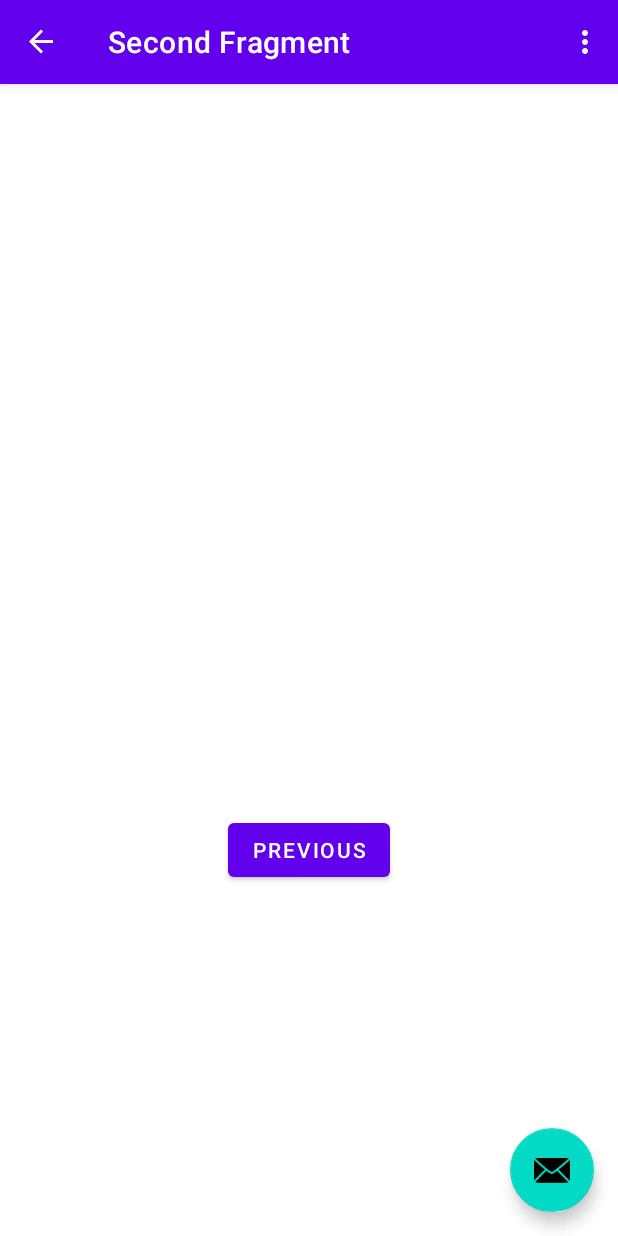
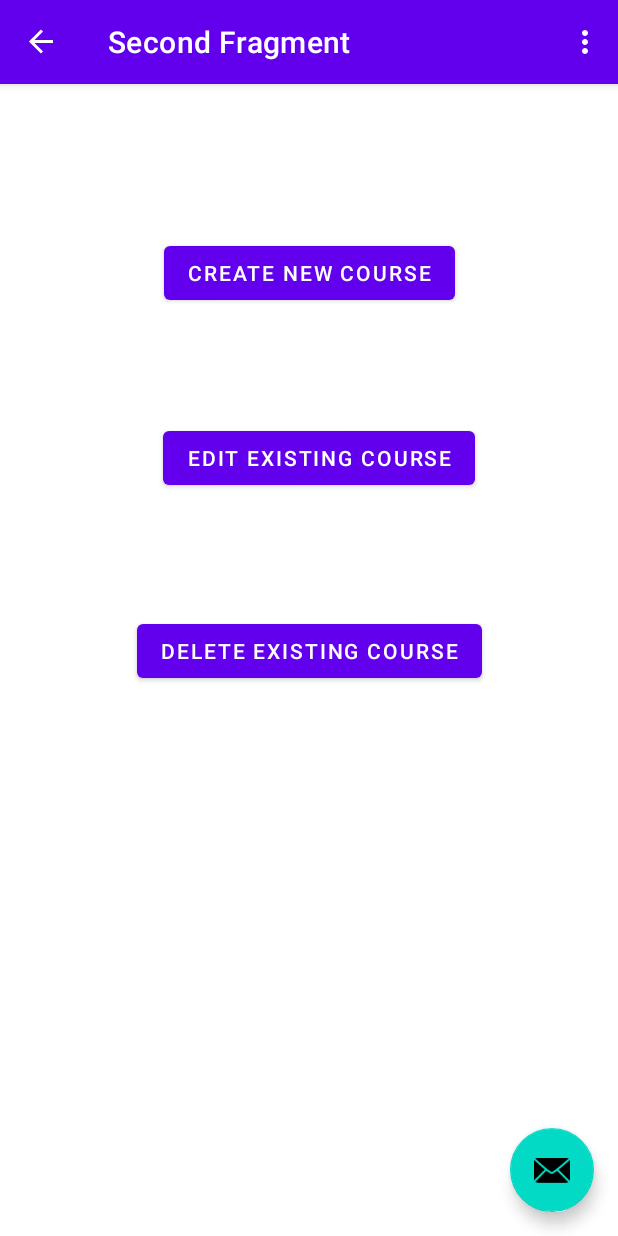
Before and after one commit to RuofanChen03/B07-group6, an Android app: the screen it shows after launch (MainActivity), after a tap on "SIGN IN", on a phone screen of 412 x 824 dp. Run offline under Robolectric (Android 15) with nearby library versions, the phone set to English and light mode, and no system bars; our stand-ins replace navigation-ui.

Commit message:
Rebecca: havent tested yet bc android studio is dying on me but started setting up navigation for creating editing and deleting courses

```diff
--- a/app/build.gradle
+++ b/app/build.gradle
@@ -1,6 +1,6 @@
 plugins {
     id 'com.android.application'
-    id 'com.google.gms.google-services'
+    //id 'com.google.gms.google-services'
 }
 
 android {
@@ -33,7 +33,7 @@ android {
 }
 
 dependencies {
-
+/*
     classpath 'com.google.gms:google-services:4.3.13'
 
     // Import the Firebase BoM
@@ -43,6 +43,8 @@ dependencies {
     implementation 'com.google.firebase:firebase-analytics'
     // Add the dependencies for any other desired Firebase products
     // https://firebase.google.com/docs/android/setup#available-libraries
+
+ */
     implementation 'androidx.appcompat:appcompat:1.5.1'
     implementation 'com.google.android.material:material:1.7.0'
     implementation 'androidx.constraintlayout:constraintlayout:2.1.4'
--- /dev/null
+++ b/app/src/main/java/com/example/myapplication/AdminCourseManagement.java
@@ -0,0 +1,65 @@
+package com.example.myapplication;
+
+import android.os.Bundle;
+import android.view.LayoutInflater;
+import android.view.View;
+import android.view.ViewGroup;
+
+import androidx.annotation.NonNull;
+import androidx.fragment.app.Fragment;
+import androidx.navigation.fragment.NavHostFragment;
+
+import com.example.myapplication.databinding.FragmentSecondBinding;
+
+public class AdminCourseManagement extends Fragment {
+
+    private FragmentSecondBinding binding;
+
+    @Override
+    public View onCreateView(
+            LayoutInflater inflater, ViewGroup container,
+            Bundle savedInstanceState
+    ) {
+
+        binding = FragmentSecondBinding.inflate(inflater, container, false);
+        return binding.getRoot();
+
+    }
+
+    public void onViewCreated(@NonNull View view, Bundle savedInstanceState) {
+        super.onViewCreated(view, savedInstanceState);
+
+        binding.createcourse.setOnClickListener(new View.OnClickListener() {
+            @Override
+            public void onClick(View view) {
+                NavHostFragment.findNavController(AdminCourseManagement.this)
+                        .navigate(R.id.action_SecondFragment_to_AdminCreate);
+            }
+        });
+
+        /* PLACEHOLDERS for when we add in SecondFragment_to_AdminEdit and SecondFragment_to_AdminDelete navigation
+        binding.editcourse.setOnClickListener(new View.OnClickListener() {
+            @Override
+            public void onClick(View view) {
+                NavHostFragment.findNavController(AdminCourseManagement.this)
+                        .navigate(R.id.action_SecondFragment_to_AdminEdit);
+            }
+        });
+
+        binding.deletecourse.setOnClickListener(new View.OnClickListener() {
+            @Override
+            public void onClick(View view) {
+                NavHostFragment.findNavController(AdminCourseManagement.this)
+                        .navigate(R.id.action_SecondFragment_to_AdminDelete);
+            }
+        });
+         */
+    }
+
+    @Override
+    public void onDestroyView() {
+        super.onDestroyView();
+        binding = null;
+    }
+
+}
--- /dev/null
+++ b/app/src/main/java/com/example/myapplication/AdminCreateCourse.java
@@ -0,0 +1,4 @@
+package com.example.myapplication;
+
+public class AdminCreateCourse {
+}
--- a/app/src/main/java/com/example/myapplication/AdminLogin.java
+++ b/app/src/main/java/com/example/myapplication/AdminLogin.java
@@ -30,7 +30,7 @@ public class AdminLogin extends Fragment {
     public void onViewCreated(@NonNull View view, Bundle savedInstanceState) {
         super.onViewCreated(view, savedInstanceState);
 
-        binding.buttonFirst.setOnClickListener(new View.OnClickListener() {
+        binding.signin.setOnClickListener(new View.OnClickListener() {
             @Override
             public void onClick(View view) {
                 NavHostFragment.findNavController(AdminLogin.this)
--- a/app/src/main/java/com/example/myapplication/Course.java
+++ b/app/src/main/java/com/example/myapplication/Course.java
@@ -27,7 +27,6 @@ public class Course {
         this.prerequisites = prerequisites;
     }
 
-    public void AddPrerequisite(Course course){
-        prerequisites.add(course);
-    }
+    public void AddPrerequisite(Course course) { prerequisites.add(course); }
+
 }
--- a/app/src/main/java/com/example/myapplication/SecondFragment.java
+++ /dev/null
@@ -1,47 +0,0 @@
-package com.example.myapplication;
-
-import android.os.Bundle;
-import android.view.LayoutInflater;
-import android.view.View;
-import android.view.ViewGroup;
-
-import androidx.annotation.NonNull;
-import androidx.fragment.app.Fragment;
-import androidx.navigation.fragment.NavHostFragment;
-
-import com.example.myapplication.databinding.FragmentSecondBinding;
-
-public class SecondFragment extends Fragment {
-
-    private FragmentSecondBinding binding;
-
-    @Override
-    public View onCreateView(
-            LayoutInflater inflater, ViewGroup container,
-            Bundle savedInstanceState
-    ) {
-
-        binding = FragmentSecondBinding.inflate(inflater, container, false);
-        return binding.getRoot();
-
-    }
-
-    public void onViewCreated(@NonNull View view, Bundle savedInstanceState) {
-        super.onViewCreated(view, savedInstanceState);
-
-        binding.buttonSecond.setOnClickListener(new View.OnClickListener() {
-            @Override
-            public void onClick(View view) {
-                NavHostFragment.findNavController(SecondFragment.this)
-                        .navigate(R.id.action_SecondFragment_to_FirstFragment);
-            }
-        });
-    }
-
-    @Override
-    public void onDestroyView() {
-        super.onDestroyView();
-        binding = null;
-    }
-
-}
--- /dev/null
+++ b/app/src/main/res/layout/admin_add_new_course.xml
@@ -0,0 +1,6 @@
+<?xml version="1.0" encoding="utf-8"?>
+<androidx.constraintlayout.widget.ConstraintLayout xmlns:android="http://schemas.android.com/apk/res/android"
+    android:layout_width="match_parent"
+    android:layout_height="match_parent">
+
+</androidx.constraintlayout.widget.ConstraintLayout>
--- a/app/src/main/res/layout/fragment_first.xml
+++ b/app/src/main/res/layout/fragment_first.xml
@@ -32,7 +32,7 @@
         app:layout_constraintVertical_bias="0.596" />
 
     <Button
-        android:id="@+id/button_first"
+        android:id="@+id/signin"
         android:layout_width="wrap_content"
         android:layout_height="wrap_content"
         android:text="SIGN IN"
--- a/app/src/main/res/layout/fragment_second.xml
+++ b/app/src/main/res/layout/fragment_second.xml
@@ -4,24 +4,48 @@
     xmlns:tools="http://schemas.android.com/tools"
     android:layout_width="match_parent"
     android:layout_height="match_parent"
-    tools:context=".SecondFragment">
+    tools:context=".AdminCourseManagement">
 
     <TextView
         android:id="@+id/textview_second"
         android:layout_width="wrap_content"
         android:layout_height="wrap_content"
-        app:layout_constraintBottom_toTopOf="@id/button_second"
-        app:layout_constraintEnd_toEndOf="parent"
+        android:text=""
         app:layout_constraintStart_toStartOf="parent"
         app:layout_constraintTop_toTopOf="parent" />
 
     <Button
-        android:id="@+id/button_second"
+        android:id="@+id/createcourse"
         android:layout_width="wrap_content"
         android:layout_height="wrap_content"
-        android:text="@string/previous"
+        android:text="Create new course"
         app:layout_constraintBottom_toBottomOf="parent"
         app:layout_constraintEnd_toEndOf="parent"
         app:layout_constraintStart_toStartOf="parent"
-        app:layout_constraintTop_toBottomOf="@id/textview_second" />
+        app:layout_constraintTop_toBottomOf="@id/textview_second"
+        app:layout_constraintVertical_bias="0.118" />
+
+    <Button
+        android:id="@+id/editcourse"
+        android:layout_width="wrap_content"
+        android:layout_height="wrap_content"
+        android:text="Edit existing course"
+        app:layout_constraintBottom_toBottomOf="parent"
+        app:layout_constraintEnd_toEndOf="parent"
+        app:layout_constraintHorizontal_bias="0.532"
+        app:layout_constraintStart_toStartOf="parent"
+        app:layout_constraintTop_toBottomOf="@+id/createcourse"
+        app:layout_constraintVertical_bias="0.132" />
+
+    <Button
+        android:id="@+id/deletecourse"
+        android:layout_width="wrap_content"
+        android:layout_height="wrap_content"
+        android:text="Delete existing course"
+        app:layout_constraintBottom_toBottomOf="parent"
+        app:layout_constraintEnd_toEndOf="parent"
+        app:layout_constraintStart_toStartOf="parent"
+        app:layout_constraintTop_toBottomOf="@+id/editcourse"
+        app:layout_constraintVertical_bias="0.181" />
+
 </androidx.constraintlayout.widget.ConstraintLayout>
--- a/app/src/main/res/navigation/nav_graph.xml
+++ b/app/src/main/res/navigation/nav_graph.xml
@@ -17,12 +17,22 @@
     </fragment>
     <fragment
         android:id="@+id/SecondFragment"
-        android:name="com.example.myapplication.SecondFragment"
+        android:name="com.example.myapplication.AdminCourseManagement"
         android:label="@string/second_fragment_label"
         tools:layout="@layout/fragment_second">
 
         <action
-            android:id="@+id/action_SecondFragment_to_FirstFragment"
-            app:destination="@id/FirstFragment" />
+            android:id="@+id/action_SecondFragment_to_AdminCreate"
+            app:destination="@id/AdminCreate" />
+    </fragment>
+    <fragment
+        android:id="@+id/AdminCreate"
+        android:name="com.example.myapplication.AdminCreateCourse"
+        android:label="admin_add_new_course"
+        tools:layout="@layout/admin_add_new_course">
+
+        <action
+            android:id="@+id/action_AdminCreate_to_SecondFragment"
+            app:destination="@id/AdminCreate"/>
     </fragment>
 </navigation>
```
Also changed, not shown: 1 other file.
